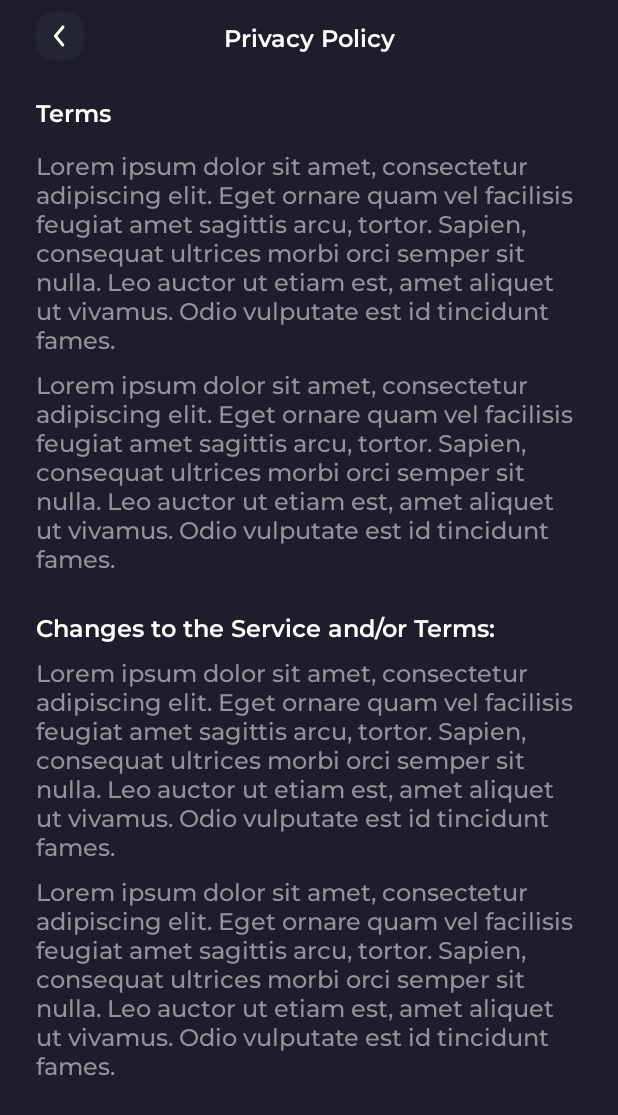
After one commit to BaraBulba/MVVM_movie_app, an Android app: the PrivacyPolicyFragment screen opened through its navigation route, on a phone screen of 412 x 824 dp. The commit adds this screen. Shown: the top 1115 px of the screen. Run offline under Robolectric (Android 15) with nearby library versions, the phone set to English and light mode, and no system bars; our stand-ins replace Dagger/Hilt's generated code, Firebase (no records; nobody signed in at launch, a user with empty details on screens opened directly).

Commit message:
Privacy policy screen implemented

```diff
--- a/app/src/main/java/com/andrew/solokhov/mvvmmovieapp/presentation/fragments/auth/AuthenticationFragment.kt
+++ b/app/src/main/java/com/andrew/solokhov/mvvmmovieapp/presentation/fragments/auth/AuthenticationFragment.kt
@@ -33,13 +33,13 @@ class AuthenticationFragment : Fragment(R.layout.fragment_authentication) {
             }
             changeLoginTextColor()
             btnSignUpWithFb.setOnClickListener {
-                showToastMessage(getString(R.string.not_yet_implemented), requireContext().applicationContext)
+                showToastMessage(getString(R.string.not_yet_implemented))
             }
             btnSignUpWithApple.setOnClickListener {
-                showToastMessage(getString(R.string.not_yet_implemented), requireContext().applicationContext)
+                showToastMessage(getString(R.string.not_yet_implemented))
             }
             btnSignUpWithGoogle.setOnClickListener {
-                showToastMessage(getString(R.string.not_yet_implemented), requireContext().applicationContext)
+                showToastMessage(getString(R.string.not_yet_implemented))
             }
             btnSignUp.setOnClickListener {
                 findNavController().navigate(R.id.action_authenticationFragment_to_signUpFragment)
--- a/app/src/main/java/com/andrew/solokhov/mvvmmovieapp/presentation/fragments/auth/login/LoginFragment.kt
+++ b/app/src/main/java/com/andrew/solokhov/mvvmmovieapp/presentation/fragments/auth/login/LoginFragment.kt
@@ -54,11 +54,7 @@ class LoginFragment : Fragment(R.layout.fragment_login) {
                     when (response) {
                         is ResponseWrapper.Error -> {
                             progressBar.isVisible = false
-                            showToastMessage(
-                                response.message
-                                    ?: getString(R.string.something_went_wrong_try_again),
-                                requireContext().applicationContext
-                            )
+                            showToastMessage(response.message ?: getString(R.string.something_went_wrong_try_again))
                         }
 
                         is ResponseWrapper.Loading -> progressBar.isVisible = true
--- a/app/src/main/java/com/andrew/solokhov/mvvmmovieapp/presentation/fragments/auth/pass_reset/PasswordResetFragment.kt
+++ b/app/src/main/java/com/andrew/solokhov/mvvmmovieapp/presentation/fragments/auth/pass_reset/PasswordResetFragment.kt
@@ -38,20 +38,13 @@ class PasswordResetFragment : Fragment(R.layout.fragment_password_reset) {
                             when (response) {
                                 is ResponseWrapper.Error -> {
                                     progressBar.isVisible = false
-                                    showToastMessage(
-                                        response.message
-                                            ?: getString(R.string.something_went_wrong_try_again),
-                                        requireContext().applicationContext
-                                    )
+                                    showToastMessage(response.message ?: getString(R.string.something_went_wrong_try_again))
                                 }
 
                                 is ResponseWrapper.Loading -> progressBar.isVisible = true
                                 is ResponseWrapper.Success -> {
                                     progressBar.isVisible = false
-                                    showToastMessage(
-                                        getString(R.string.check_your_email),
-                                        requireContext().applicationContext
-                                    )
+                                    showToastMessage(getString(R.string.check_your_email))
                                     findNavController().popBackStack()
                                 }
                             }
--- /dev/null
+++ b/app/src/main/java/com/andrew/solokhov/mvvmmovieapp/presentation/fragments/auth/policy/PrivacyPolicyFragment.kt
@@ -0,0 +1,25 @@
+package com.andrew.solokhov.mvvmmovieapp.presentation.fragments.auth.policy
+
+import android.os.Bundle
+import android.view.View
+import androidx.fragment.app.Fragment
+import androidx.navigation.fragment.findNavController
+import com.andrew.solokhov.mvvmmovieapp.R
+import com.andrew.solokhov.mvvmmovieapp.databinding.FragmentPrivacyPolicyBinding
+import dagger.hilt.android.AndroidEntryPoint
+
+@AndroidEntryPoint
+class PrivacyPolicyFragment : Fragment(R.layout.fragment_privacy_policy) {
+
+    private var _binding: FragmentPrivacyPolicyBinding? = null
+
+    override fun onViewCreated(view: View, savedInstanceState: Bundle?) {
+        super.onViewCreated(view, savedInstanceState)
+        _binding = FragmentPrivacyPolicyBinding.bind(view)
+        _binding?.run {
+            btnBack.setOnClickListener {
+                findNavController().popBackStack()
+            }
+        }
+    }
+}
--- a/app/src/main/java/com/andrew/solokhov/mvvmmovieapp/presentation/fragments/auth/sign_up/SignUpFragment.kt
+++ b/app/src/main/java/com/andrew/solokhov/mvvmmovieapp/presentation/fragments/auth/sign_up/SignUpFragment.kt
@@ -94,10 +94,7 @@ class SignUpFragment : Fragment(R.layout.fragment_sign_up) {
                             SignUpResult.Empty -> Unit
                             is SignUpResult.Error -> {
                                 progressBar.isVisible = false
-                                showToastMessage(
-                                    getString(R.string.something_went_wrong_try_again),
-                                    requireContext().applicationContext
-                                )
+                                showToastMessage(getString(R.string.something_went_wrong_try_again))
                             }
 
                             SignUpResult.Loading -> progressBar.isVisible = true
@@ -132,7 +129,7 @@ class SignUpFragment : Fragment(R.layout.fragment_sign_up) {
             viewModel.onSignUpEvent(SignUpFormEvent.AcceptTermsAndPolicy(isChecked))
         }
         btnSignUp.setOnClickListener {
-            with(requireView()){
+            with(requireView()) {
                 removeKeyboard()
             }
             viewModel.onSignUpEvent(SignUpFormEvent.SignUp)
@@ -142,14 +139,15 @@ class SignUpFragment : Fragment(R.layout.fragment_sign_up) {
     private fun FragmentSignUpBinding.changeTextColorPartly() {
         val fullText = getString(R.string.terms_of_use)
         val ssBuilder = SpannableStringBuilder(fullText)
-        val color = ContextCompat.getColor(requireContext(), R.color.light_blue)
+        val color = ContextCompat.getColor(requireContext().applicationContext, R.color.light_blue)
         val colorSpan = ForegroundColorSpan(color)
         val colorSpan2 = ForegroundColorSpan(color)
+
         termsOfUseTextClick = NewClickableSpan {
-            showToastMessage(getString(R.string.terms_and_services_clicked), requireContext().applicationContext)
+            findNavController().navigate(R.id.action_signUpFragment_to_privacyPolicyFragment)
         }
         privacyPolicyTextClick = NewClickableSpan {
-            showToastMessage(getString(R.string.privacy_policy_clicked), requireContext().applicationContext)
+            findNavController().navigate(R.id.action_signUpFragment_to_privacyPolicyFragment)
         }
 
         ssBuilder.setSpan(termsOfUseTextClick, 15, 33, Spannable.SPAN_EXCLUSIVE_EXCLUSIVE)
--- a/app/src/main/java/com/andrew/solokhov/mvvmmovieapp/presentation/utils/Extensions.kt
+++ b/app/src/main/java/com/andrew/solokhov/mvvmmovieapp/presentation/utils/Extensions.kt
@@ -7,8 +7,8 @@ import android.widget.Toast
 import androidx.fragment.app.Fragment
 import androidx.fragment.app.FragmentActivity
 
-fun showToastMessage(message: String, context: Context) {
-    Toast.makeText(context.applicationContext, message, Toast.LENGTH_SHORT).show()
+fun Fragment.showToastMessage(message: String) {
+    Toast.makeText(this.requireContext().applicationContext, message, Toast.LENGTH_SHORT).show()
 }
 
 context (View)
--- /dev/null
+++ b/app/src/main/res/layout/fragment_privacy_policy.xml
@@ -0,0 +1,134 @@
+<?xml version="1.0" encoding="utf-8"?>
+<ScrollView
+    xmlns:android="http://schemas.android.com/apk/res/android"
+    xmlns:app="http://schemas.android.com/apk/res-auto"
+    xmlns:tools="http://schemas.android.com/tools"
+    android:layout_width="match_parent"
+    android:layout_height="match_parent"
+    android:background="@color/main_color"
+    tools:context=".presentation.fragments.auth.policy.PrivacyPolicyFragment">
+
+    <androidx.constraintlayout.widget.ConstraintLayout
+        android:layout_width="match_parent"
+        android:layout_height="wrap_content">
+
+        <ImageButton
+            android:id="@+id/btn_back"
+            android:layout_width="wrap_content"
+            android:layout_height="wrap_content"
+            android:layout_marginStart="24dp"
+            android:layout_marginTop="8dp"
+            android:background="?attr/selectableItemBackgroundBorderless"
+            android:contentDescription="@string/back_press_btn"
+            android:src="@drawable/ic_auth_back_btn"
+            app:layout_constraintStart_toStartOf="parent"
+            app:layout_constraintTop_toTopOf="parent" />
+
+
+        <TextView
+            android:id="@+id/textView8"
+            android:layout_width="wrap_content"
+            android:layout_height="wrap_content"
+            android:layout_marginTop="14dp"
+            android:fontFamily="@font/montserrat_semi_bold"
+            android:text="@string/privacy_policy"
+            android:textColor="@color/white"
+            android:textSize="16sp"
+            app:layout_constraintEnd_toEndOf="parent"
+            app:layout_constraintStart_toStartOf="parent"
+            app:layout_constraintTop_toTopOf="parent" />
+
+        <TextView
+            android:id="@+id/textView9"
+            android:layout_width="wrap_content"
+            android:layout_height="wrap_content"
+            android:layout_marginStart="24dp"
+            android:layout_marginTop="24dp"
+            android:fontFamily="@font/montserrat_semi_bold"
+            android:text="@string/terms"
+            android:textColor="@color/white"
+            android:textSize="16sp"
+            app:layout_constraintStart_toStartOf="parent"
+            app:layout_constraintTop_toBottomOf="@+id/btn_back" />
+
+        <TextView
+            android:id="@+id/textView10"
+            android:layout_width="0dp"
+            android:layout_height="wrap_content"
+            android:layout_marginStart="24dp"
+            android:layout_marginTop="13dp"
+            android:layout_marginEnd="24dp"
+            android:fontFamily="@font/montserrat_medium"
+            android:text="@string/terms_lorem"
+            android:textColor="@color/grey"
+            android:textSize="16sp"
+            app:layout_constraintEnd_toEndOf="parent"
+            app:layout_constraintHorizontal_bias="0.5"
+            app:layout_constraintStart_toStartOf="parent"
+            app:layout_constraintTop_toBottomOf="@+id/textView9" />
+
+        <TextView
+            android:id="@+id/terms_second"
+            android:layout_width="0dp"
+            android:layout_height="wrap_content"
+            android:layout_marginStart="24dp"
+            android:layout_marginEnd="24dp"
+            android:layout_marginTop="8dp"
+            android:fontFamily="@font/montserrat_medium"
+            android:text="@string/terms_lorem"
+            android:textColor="@color/grey"
+            android:textSize="16sp"
+            app:layout_constraintEnd_toEndOf="parent"
+            app:layout_constraintHorizontal_bias="0.0"
+            app:layout_constraintStart_toStartOf="parent"
+            app:layout_constraintTop_toBottomOf="@+id/textView10" />
+
+        <TextView
+            android:id="@+id/changes"
+            android:layout_width="wrap_content"
+            android:layout_height="wrap_content"
+            android:layout_marginStart="24dp"
+            android:layout_marginTop="24dp"
+            android:fontFamily="@font/montserrat_semi_bold"
+            android:text="@string/changes_to_terms_and_service"
+            android:textColor="@color/white"
+            android:textSize="16sp"
+            app:layout_constraintStart_toStartOf="parent"
+            app:layout_constraintTop_toBottomOf="@+id/terms_second" />
+
+        <TextView
+            android:id="@+id/lorem_terms_and_service_first"
+            android:layout_width="0dp"
+            android:layout_height="wrap_content"
+            android:layout_marginStart="24dp"
+            android:layout_marginTop="8dp"
+            android:layout_marginEnd="24dp"
+            android:fontFamily="@font/montserrat_medium"
+            android:text="@string/terms_lorem"
+            android:textColor="@color/grey"
+            android:textSize="16sp"
+            app:layout_constraintEnd_toEndOf="parent"
+            app:layout_constraintHorizontal_bias="0.5"
+            app:layout_constraintStart_toStartOf="parent"
+            app:layout_constraintTop_toBottomOf="@+id/changes" />
+
+        <TextView
+            android:id="@+id/lorem_terms_and_service_second"
+            android:layout_width="0dp"
+            android:layout_height="wrap_content"
+            android:layout_marginTop="8dp"
+            android:layout_marginStart="24dp"
+            android:layout_marginEnd="24dp"
+            android:fontFamily="@font/montserrat_medium"
+            android:text="@string/terms_lorem"
+            android:textColor="@color/grey"
+            android:textSize="16sp"
+            app:layout_constraintEnd_toEndOf="parent"
+            app:layout_constraintTop_toBottomOf="@id/lorem_terms_and_service_first"
+            app:layout_constraintStart_toStartOf="parent"
+            />
+
+
+    </androidx.constraintlayout.widget.ConstraintLayout>
+
+</ScrollView>
--- a/app/src/main/res/layout/fragment_sign_up.xml
+++ b/app/src/main/res/layout/fragment_sign_up.xml
@@ -88,6 +88,7 @@
             app:counterTextColor="@color/white"
             app:cursorColor="@color/white"
             app:endIconMode="clear_text"
+            app:errorEnabled="true"
             app:endIconTint="@color/white"
             app:hintTextColor="@color/white"
             app:layout_constraintEnd_toEndOf="parent"
@@ -121,6 +122,7 @@
             app:counterTextColor="@color/white"
             app:cursorColor="@color/white"
             app:endIconMode="clear_text"
+            app:errorEnabled="true"
             app:endIconTint="@color/white"
             app:hintTextColor="@color/white"
             app:layout_constraintEnd_toEndOf="parent"
--- a/app/src/main/res/navigation/main_graph.xml
+++ b/app/src/main/res/navigation/main_graph.xml
@@ -60,6 +60,13 @@
             app:popUpTo="@id/main_graph"
             app:popUpToInclusive="true"
             app:destination="@id/homeFragment" />
+        <action
+            android:id="@+id/action_signUpFragment_to_privacyPolicyFragment"
+            app:popEnterAnim="@anim/from_left"
+            app:popExitAnim="@anim/to_right"
+            app:enterAnim="@anim/from_right"
+            app:exitAnim="@anim/to_left"
+            app:destination="@id/privacyPolicyFragment" />
     </fragment>
     <fragment
         android:id="@+id/homeFragment"
@@ -71,4 +78,9 @@
         android:name="com.andrew.solokhov.mvvmmovieapp.presentation.fragments.auth.pass_reset.PasswordResetFragment"
         android:label="fragment_password_reset"
         tools:layout="@layout/fragment_password_reset" />
+    <fragment
+        android:id="@+id/privacyPolicyFragment"
+        android:name="com.andrew.solokhov.mvvmmovieapp.presentation.fragments.auth.policy.PrivacyPolicyFragment"
+        android:label="fragment_privacy_policy"
+        tools:layout="@layout/fragment_privacy_policy" />
 </navigation>
--- a/app/src/main/res/values/strings.xml
+++ b/app/src/main/res/values/strings.xml
@@ -24,4 +24,8 @@
     <string name="reset_password">Reset Password</string>
     <string name="recover_acc_pass">Recover your account password</string>
     <string name="check_your_email">Check your email!</string>
+    <string name="privacy_policy">Privacy Policy</string>
+    <string name="terms">Terms</string>
+    <string name="terms_lorem">Lorem ipsum dolor sit amet, consectetur adipiscing elit. Eget ornare quam vel facilisis feugiat amet sagittis arcu, tortor. Sapien, consequat ultrices morbi orci semper sit nulla. Leo auctor ut etiam est, amet aliquet ut vivamus. Odio vulputate est id tincidunt fames.</string>
+    <string name="changes_to_terms_and_service">Changes to the Service and/or Terms:</string>
 </resources>
```
Also changed, not shown: app/src/main/res/font/montserrat.ttf (deleted), app/src/main/res/font/montserrat_semi_bold.ttf (added).
